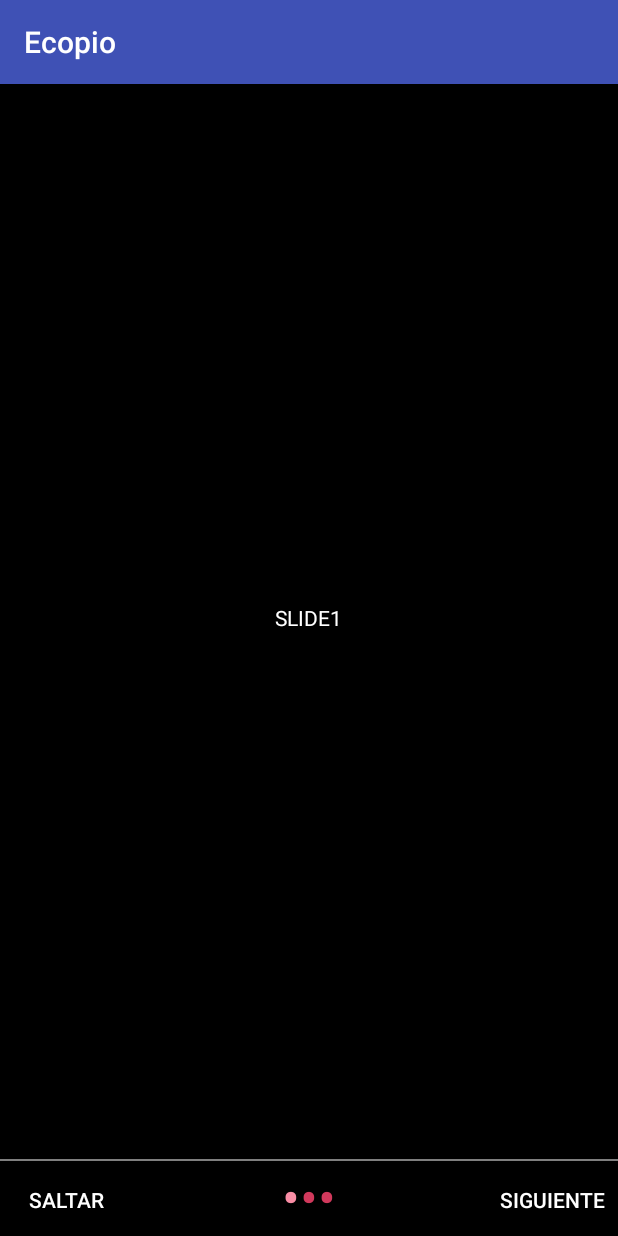
After one commit to vuraul94/ProyectoFinalAndroid, an Android app: the SlideActivity screen opened directly, with no data from a screen before it, on a phone screen of 412 x 824 dp. The commit adds this screen. Run offline under Robolectric (Android 15) with nearby library versions, the phone set to English and light mode, and no system bars.

Commit message:
Slide funcionando

```diff
--- /dev/null
+++ b/app/src/main/java/com/example/raul9/ecopio/SlideActivity.java
@@ -0,0 +1,193 @@
+package com.example.raul9.ecopio;
+
+import android.content.Context;
+import android.content.Intent;
+import android.graphics.Color;
+import android.os.Build;
+import android.os.Bundle;
+import android.support.v4.view.PagerAdapter;
+import android.support.v4.view.ViewPager;
+import android.support.v7.app.AppCompatActivity;
+import android.text.Html;
+import android.view.LayoutInflater;
+import android.view.View;
+import android.view.ViewGroup;
+import android.view.Window;
+import android.view.WindowManager;
+import android.widget.Button;
+import android.widget.LinearLayout;
+import android.widget.TextView;
+
+public class SlideActivity extends AppCompatActivity {
+
+    private ViewPager viewPager;
+    private MyViewPagerAdapter myViewPagerAdapter;
+    private LinearLayout dotsLayout;
+    private TextView[] dots;
+    private int[] layouts;
+    private Button btnSkip, btnNext;
+
+    @Override
+    protected void onCreate(Bundle savedInstanceState) {
+        super.onCreate(savedInstanceState);
+
+        setContentView(R.layout.activity_slide);
+
+        // Making notification bar transparent
+        if (Build.VERSION.SDK_INT >= 21) {
+            getWindow().getDecorView().setSystemUiVisibility(View.SYSTEM_UI_FLAG_LAYOUT_STABLE | View.SYSTEM_UI_FLAG_LAYOUT_FULLSCREEN);
+        }
+
+        viewPager = (ViewPager) findViewById(R.id.view_pager);
+        dotsLayout = (LinearLayout) findViewById(R.id.layoutDots);
+        btnSkip = (Button) findViewById(R.id.btn_skip);
+        btnNext = (Button) findViewById(R.id.btn_next);
+
+
+        // layouts of all welcome sliders
+        // add few more layouts if you want
+        layouts = new int[]{
+                R.layout.lyt_activity_slide1,
+                R.layout.lyt_activity_slide2,
+                R.layout.lyt_activity_slide3};
+
+        // adding bottom dots
+        addBottomDots(0);
+
+        // making notification bar transparent
+        changeStatusBarColor();
+
+        myViewPagerAdapter = new MyViewPagerAdapter();
+        viewPager.setAdapter(myViewPagerAdapter);
+        viewPager.addOnPageChangeListener(viewPagerPageChangeListener);
+
+        btnSkip.setOnClickListener(new View.OnClickListener() {
+            @Override
+            public void onClick(View v) {
+                launchHomeScreen();
+            }
+        });
+
+        btnNext.setOnClickListener(new View.OnClickListener() {
+            @Override
+            public void onClick(View v) {
+                // checking for last page
+                // if last page home screen will be launched
+                int current = getItem(+1);
+                if (current < layouts.length) {
+                    // move to next screen
+                    viewPager.setCurrentItem(current);
+                } else {
+                    launchHomeScreen();
+                }
+            }
+        });
+    }
+
+    private void addBottomDots(int currentPage) {
+        dots = new TextView[layouts.length];
+
+        int[] colorsActive = getResources().getIntArray(R.array.array_dot_active);
+        int[] colorsInactive = getResources().getIntArray(R.array.array_dot_inactive);
+
+        dotsLayout.removeAllViews();
+        for (int i = 0; i < dots.length; i++) {
+            dots[i] = new TextView(this);
+            dots[i].setText(Html.fromHtml("&#8226;"));
+            dots[i].setTextSize(35);
+            dots[i].setTextColor(colorsInactive[currentPage]);
+            dotsLayout.addView(dots[i]);
+        }
+
+        if (dots.length > 0)
+            dots[currentPage].setTextColor(colorsActive[currentPage]);
+    }
+
+    private int getItem(int i) {
+        return viewPager.getCurrentItem() + i;
+    }
+
+    private void launchHomeScreen() {
+
+        startActivity(new Intent(SlideActivity.this, MainActivity.class));
+
+    }
+
+    //	viewpager change listener
+    ViewPager.OnPageChangeListener viewPagerPageChangeListener = new ViewPager.OnPageChangeListener() {
+
+        @Override
+        public void onPageSelected(int position) {
+            addBottomDots(position);
+
+            // changing the next button text 'NEXT' / 'GOT IT'
+            if (position == layouts.length - 1) {
+                // last page. make button text to GOT IT
+                btnNext.setText("VOLVER");
+                btnSkip.setVisibility(View.GONE);
+            } else {
+                // still pages are left
+                btnNext.setText(getString(R.string.next));
+                btnSkip.setVisibility(View.VISIBLE);
+            }
+        }
+
+        @Override
+        public void onPageScrolled(int arg0, float arg1, int arg2) {
+
+        }
+
+        @Override
+        public void onPageScrollStateChanged(int arg0) {
+
+        }
+    };
+
+    /**
+     * Making notification bar transparent
+     */
+    private void changeStatusBarColor() {
+        if (Build.VERSION.SDK_INT >= Build.VERSION_CODES.LOLLIPOP) {
+            Window window = getWindow();
+            window.addFlags(WindowManager.LayoutParams.FLAG_DRAWS_SYSTEM_BAR_BACKGROUNDS);
+            window.setStatusBarColor(Color.TRANSPARENT);
+        }
+    }
+
+    /**
+     * View pager adapter
+     */
+    public class MyViewPagerAdapter extends PagerAdapter {
+        private LayoutInflater layoutInflater;
+
+        public MyViewPagerAdapter() {
+        }
+
+        @Override
+        public Object instantiateItem(ViewGroup container, int position) {
+            layoutInflater = (LayoutInflater) getSystemService(Context.LAYOUT_INFLATER_SERVICE);
+
+            View view = layoutInflater.inflate(layouts[position], container, false);
+            container.addView(view);
+
+            return view;
+        }
+
+        @Override
+        public int getCount() {
+            return layouts.length;
+        }
+
+        @Override
+        public boolean isViewFromObject(View view, Object obj) {
+            return view == obj;
+        }
+
+
+        @Override
+        public void destroyItem(ViewGroup container, int position, Object object) {
+            View view = (View) object;
+            container.removeView(view);
+        }
+    }
+}
--- /dev/null
+++ b/app/src/main/res/layout/activity_slide.xml
@@ -0,0 +1,50 @@
+<?xml version="1.0" encoding="utf-8"?>
+<RelativeLayout xmlns:android="http://schemas.android.com/apk/res/android"
+    xmlns:app="http://schemas.android.com/apk/res-auto"
+    xmlns:tools="http://schemas.android.com/tools"
+    android:layout_width="match_parent"
+    android:background="@android:color/background_dark"
+    android:layout_height="match_parent" >
+
+    <android.support.v4.view.ViewPager
+        android:id="@+id/view_pager"
+        android:layout_width="match_parent"
+        android:layout_height="match_parent" />
+
+    <LinearLayout
+        android:id="@+id/layoutDots"
+        android:layout_width="match_parent"
+        android:layout_height="30dp"
+        android:layout_alignParentBottom="true"
+        android:layout_marginBottom="20dp"
+        android:gravity="center"
+        android:orientation="horizontal"></LinearLayout>
+
+    <View
+        android:layout_width="match_parent"
+        android:layout_height="1dp"
+        android:alpha=".5"
+        android:layout_above="@id/layoutDots"
+        android:background="@android:color/white" />
+
+    <Button
+        android:id="@+id/btn_next"
+        android:layout_width="wrap_content"
+        android:layout_height="wrap_content"
+        android:layout_alignParentBottom="true"
+        android:layout_alignParentRight="true"
+        android:background="@null"
+        android:text="@string/next"
+        android:textColor="@android:color/white" />
+
+    <Button
+        android:id="@+id/btn_skip"
+        android:layout_width="wrap_content"
+        android:layout_height="wrap_content"
+        android:layout_alignParentBottom="true"
+        android:layout_alignParentLeft="true"
+        android:background="@null"
+        android:text="@string/skip"
+        android:textColor="@android:color/white" />
+
+</RelativeLayout>
--- a/app/src/main/res/layout/lyt_activity_main.xml
+++ b/app/src/main/res/layout/lyt_activity_main.xml
@@ -48,7 +48,7 @@
         android:layout_alignParentEnd="true" />
 
     <Button
-        android:id="@+id/button3"
+        android:id="@+id/slideBtn"
         android:layout_width="wrap_content"
         android:layout_height="wrap_content"
         android:layout_alignParentEnd="true"
--- /dev/null
+++ b/app/src/main/res/layout/lyt_activity_slide1.xml
@@ -0,0 +1,16 @@
+<?xml version="1.0" encoding="utf-8"?>
+<RelativeLayout xmlns:android="http://schemas.android.com/apk/res/android"
+    xmlns:app="http://schemas.android.com/apk/res-auto"
+    xmlns:tools="http://schemas.android.com/tools"
+    android:layout_width="match_parent"
+    android:layout_height="match_parent">
+
+    <TextView
+        android:id="@+id/textView4"
+        android:layout_width="wrap_content"
+        android:layout_height="wrap_content"
+        android:text="SLIDE1"
+        android:textColor="@android:color/white"
+        android:layout_centerVertical="true"
+        android:layout_centerHorizontal="true" />
+</RelativeLayout>
--- a/app/src/main/res/values/colors.xml
+++ b/app/src/main/res/values/colors.xml
@@ -3,4 +3,30 @@
     <color name="colorPrimary">#3F51B5</color>
     <color name="colorPrimaryDark">#303F9F</color>
     <color name="colorAccent">#FF4081</color>
+
+    <!-- dots inactive colors -->
+    <color name="dot_dark_screen1">#d1395c</color>
+    <color name="dot_dark_screen2">#14a895</color>
+    <color name="dot_dark_screen3">#2278d4</color>
+    <color name="dot_dark_screen4">#a854d4</color>
+
+    <!-- dots active colors -->
+    <color name="dot_light_screen1">#f98da5</color>
+    <color name="dot_light_screen2">#8cf9eb</color>
+    <color name="dot_light_screen3">#93c6fd</color>
+    <color name="dot_light_screen4">#e4b5fc</color>
+
+    <array name="array_dot_active">
+        <item>@color/dot_light_screen1</item>
+        <item>@color/dot_light_screen2</item>
+        <item>@color/dot_light_screen3</item>
+        <item>@color/dot_light_screen4</item>
+    </array>
+
+    <array name="array_dot_inactive">
+        <item>@color/dot_dark_screen1</item>
+        <item>@color/dot_dark_screen2</item>
+        <item>@color/dot_dark_screen3</item>
+        <item>@color/dot_dark_screen4</item>
+    </array>
 </resources>
--- a/app/src/main/res/values/strings.xml
+++ b/app/src/main/res/values/strings.xml
@@ -4,4 +4,6 @@
     <string name="title_activity_dir_centro">Map</string>
     <string name="title_activity_mapa">Map</string>
     <string name="title_activity_maps">Map</string>
+    <string name="next">Siguiente</string>
+    <string name="skip">Saltar</string>
 </resources>
```
Also changed, not shown: app/src/main/AndroidManifest.xml (+5 -2 lines), app/src/main/java/com/example/raul9/ecopio/MainActivity.java (+18 -0 lines), app/src/main/java/com/example/raul9/ecopio/PrefManager.java (added, +38 -0 lines), app/src/main/res/layout/lyt_activity_slide2.xml (added, +16 -0 lines), app/src/main/res/layout/lyt_activity_slide3.xml (added, +16 -0 lines).
